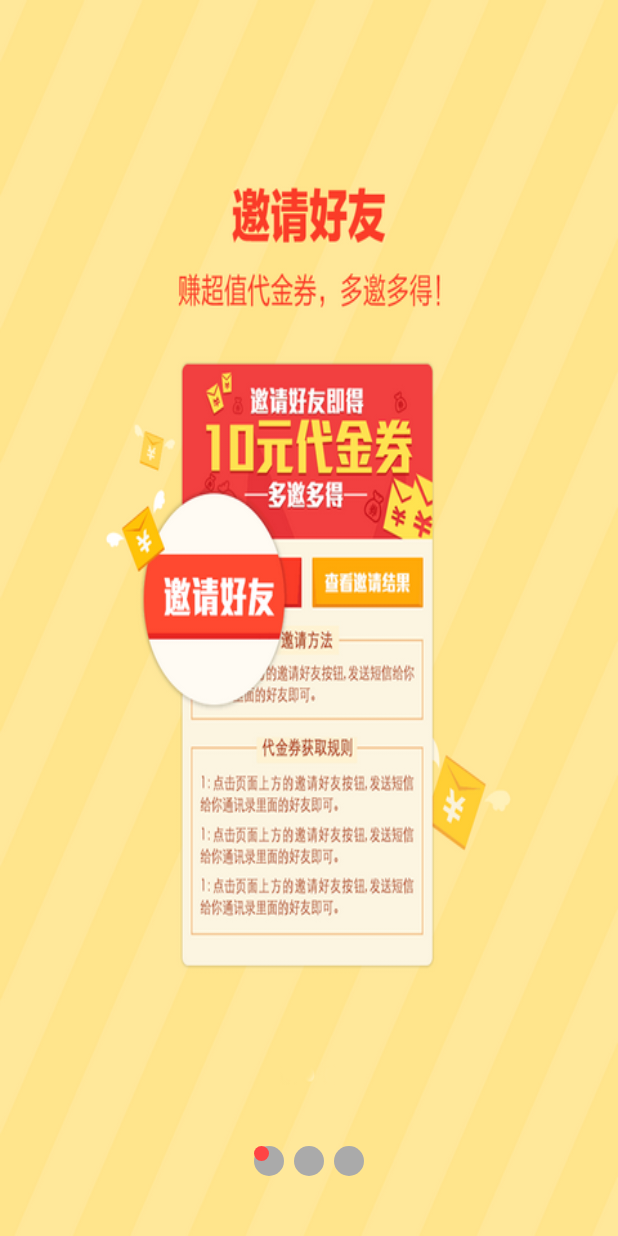
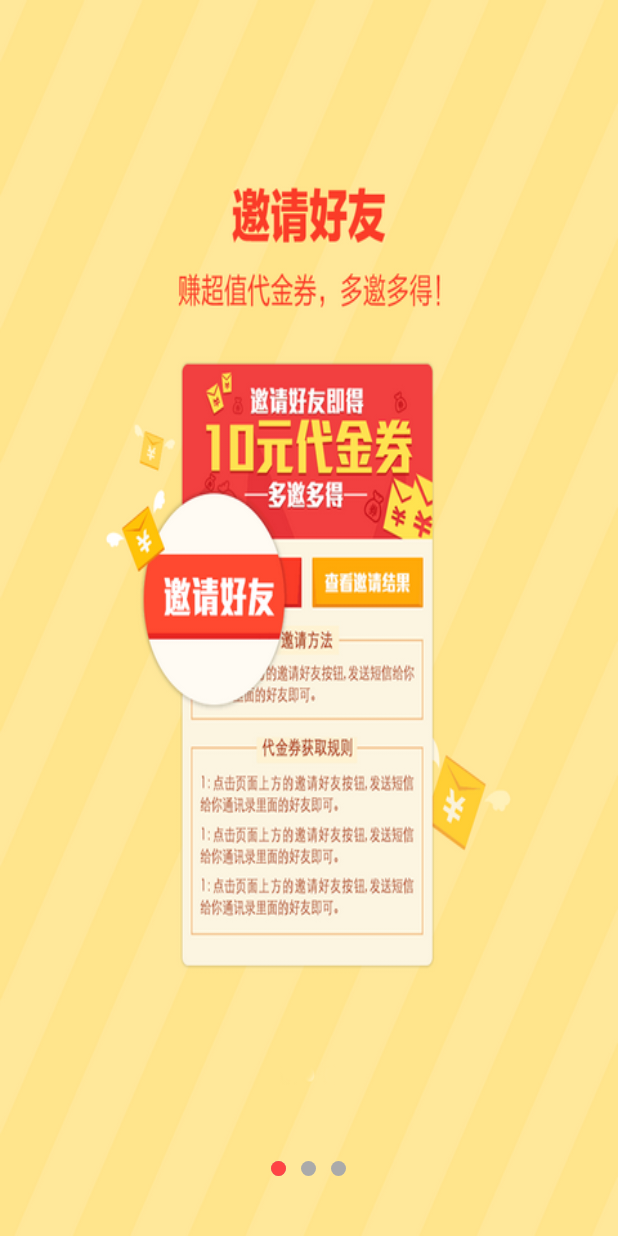
Before and after one commit to zhangjianqingGitHub/Graduation-Project-2016, an Android app: the GuideActivity screen opened directly, with no data from a screen before it, on a phone screen of 412 x 824 dp. Run offline under Robolectric (Android 15) with nearby library versions, the phone set to English and light mode, and no system bars.

Commit message:
像素和dp适配

```diff
--- a/app/src/main/AndroidManifest.xml
+++ b/app/src/main/AndroidManifest.xml
@@ -9,7 +9,8 @@
         android:roundIcon="@mipmap/ic_launcher_round"
         android:supportsRtl="true"
         android:theme="@style/AppTheme">
-        <activity android:name=".activity.GuideActivity"></activity>
+        <activity android:name=".activity.MainActivity"></activity>
+        <activity android:name=".activity.GuideActivity" />
         <activity android:name=".SplashActivity">
             <intent-filter>
                 <action android:name="android.intent.action.MAIN" />
--- a/app/src/main/java/com/example/zjq/news/activity/GuideActivity.java
+++ b/app/src/main/java/com/example/zjq/news/activity/GuideActivity.java
@@ -17,6 +17,7 @@ import com.example.zjq.news.R;
 import com.example.zjq.news.SplashActivity;
 import com.example.zjq.news.adapter.MyPagerAdapter;
 import com.example.zjq.news.utils.CacheUtils;
+import com.example.zjq.news.utils.DensityUtil;
 
 import java.util.ArrayList;
 import java.util.List;
@@ -66,13 +67,18 @@ public class GuideActivity extends Activity {
             ImageView point = new ImageView( this );
             point.setBackgroundResource( R.drawable.point_normal );
 
-            // 10 10 单位是像素，到时候需要适配
-            LinearLayout.LayoutParams params = new LinearLayout.LayoutParams( 30, 30 );
+            // 10 10 单位是像素，到时候需要适配，
+
+            //把单位当成dp转成对应的像素
+
+            int x=DensityUtil.dip2px( GuideActivity.this,10 );
+
+            LinearLayout.LayoutParams params = new LinearLayout.LayoutParams( x, x );
 
             if (i != 0) {
                 //不包括第0个，距离左边有十个像素
 
-                params.leftMargin = 10;
+                params.leftMargin = x;
             }
 
             point.setLayoutParams( params );
--- /dev/null
+++ b/app/src/main/java/com/example/zjq/news/utils/DensityUtil.java
@@ -0,0 +1,26 @@
+package com.example.zjq.news.utils;
+
+import android.content.Context;
+
+/**
+ * dp和像素的转换
+ */
+public class DensityUtil {
+
+    /**
+     * 根据手机的分辨率从 dip 的单位 转成为 px(像素)
+     */
+    public static int dip2px(Context context, float dpValue) {
+        final float scale = context.getResources().getDisplayMetrics().density;
+        return (int) (dpValue * scale + 0.5f);
+    }
+
+    /**
+     * 根据手机的分辨率从 px(像素) 的单位 转成为 dp
+     */
+    public static int px2dip(Context context, float pxValue) {
+        final float scale = context.getResources().getDisplayMetrics().density;
+        return (int) (pxValue / scale + 0.5f);
+    }
+
+}
```
Also changed, not shown: app/src/main/java/com/example/zjq/news/SplashActivity.java (+15 -9 lines), app/src/main/java/com/example/zjq/news/activity/MainActivity.java (added, +15 -0 lines), app/src/main/java/com/example/zjq/news/utils/CacheUtils.java (+9 -0 lines), app/src/main/res/layout/activity_main.xml (+16 -10 lines), app/src/main/res/layout/activity_splash.xml (added, +18 -0 lines).
